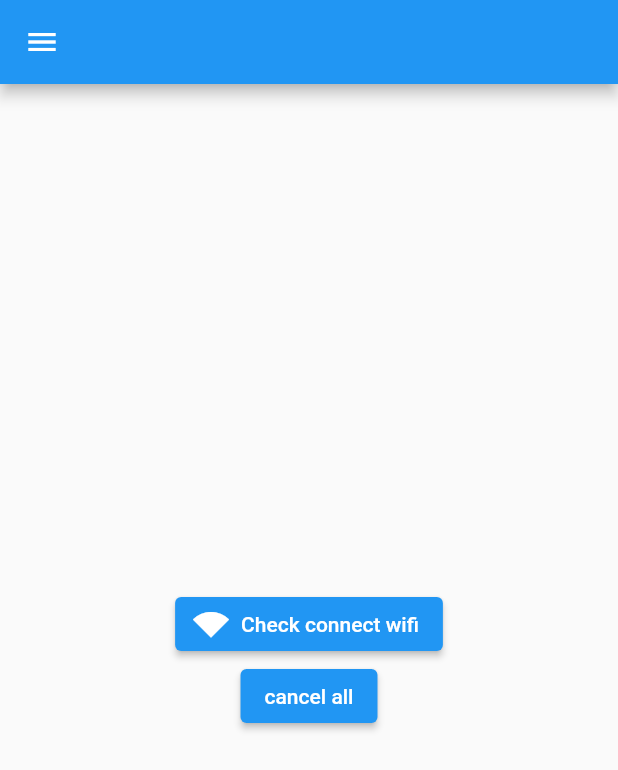
After one commit to PhatSankar/testLocation, a Flutter app: the InternetScreen screen opened by its route, after a tap on "Check connect wifi", on a phone screen of 412 x 824 dp. The commit adds this screen. Shown: the top 770 px of the screen. Run offline on Flutter 3.47's test engine with Material 2 defaults, Android fonts, the phone set to English and light mode, and no system bars; drawn by our look-alikes of overlay_support; our stand-ins replace bloc, camera, dio, equatable, flutter_bloc, geolocator and 4 more; missing offline and left inert: geocoder_buddy, workmanager; statements that could not run were skipped.

```diff
--- a/lib/route_generator.dart
+++ b/lib/route_generator.dart
@@ -9,6 +9,7 @@ import 'package:testlocation/screens/camerascreen/CameraScreen.dart';
 import 'package:testlocation/screens/downloadopenscreen/DownloadOpenScreen.dart';
 import 'package:testlocation/screens/firstscreen/FirsScreen.dart';
 import 'package:testlocation/screens/galeryscreen/GaleryScreen.dart';
+import 'package:testlocation/screens/internetscreen/InternetScreen.dart';
 import 'package:testlocation/screens/readwritefilescreen/ReadWriteFileScreen.dart';
 
 class routeGenerator {
@@ -50,6 +51,10 @@ class routeGenerator {
             child: DownloadOpenScreen(),
           );
         });
+      case '/internet-screen':
+        return MaterialPageRoute(builder: (context) {
+          return const InternetScreen();
+        });
       default:
         return _errorRoute();
     }
--- /dev/null
+++ b/lib/screens/internetscreen/InternetScreen.dart
@@ -0,0 +1,88 @@
+import 'dart:io';
+
+import 'package:dio/dio.dart';
+import 'package:flutter/material.dart';
+import 'package:internet_connection_checker/internet_connection_checker.dart';
+import 'package:open_filex/open_filex.dart';
+import 'package:testlocation/helpers/storageHelper.dart';
+import 'package:testlocation/widgets/Drawer.dart';
+import 'package:testlocation/widgets/PickButton.dart';
+import 'package:workmanager/workmanager.dart';
+
+const _url = "https://firebasestorage.googleapis.com/v0/b/comic-reader-7a6be.appspot.com/o/Books%2F4Nsz6TdR0GWiHHOXIpaI%2FChapters%2FChap%201?alt=media&token=a2cf323e-0a98-48f7-a533-fbd43e02d001";
+const _name = "testPDF.pdf";
+
+class InternetScreen extends StatelessWidget {
+  const InternetScreen({Key? key}) : super(key: key);
+
+  @override
+  Widget build(BuildContext context) {
+    return SafeArea(
+        child: Scaffold(
+          drawer: AppDrawer(),
+          appBar: AppBar(),
+          body: Container(
+            alignment: Alignment.center,
+            child: Column(
+              mainAxisAlignment: MainAxisAlignment.center,
+              crossAxisAlignment: CrossAxisAlignment.center,
+              children: [
+                PickButton(
+                    buttonTitle: "Check connect wifi",
+                    buttonIcon: Icons.signal_wifi_statusbar_4_bar_sharp,
+                    onPressedButton: () async {
+                      // var hasInternet = await InternetConnectionChecker().hasConnection;
+                      // if (hasInternet) {
+                      //   await openFile(url: _url, fileName: _name);
+                      // }
+                      // else
+                      // {
+                        await Workmanager().registerOneOffTask(
+                          "1",
+                          "no-internet",
+                          constraints: Constraints(networkType: NetworkType.connected),
+                          inputData: <String, dynamic> {
+                            'url': _url,
+                            'name': _name,
+                          },
+                        );
+                      // }
+                    }),
+                ElevatedButton(onPressed: () {
+                  Workmanager().cancelAll();
+                }, child: Text("cancel all"))
+              ],
+            ),
+          ),
+        ));
+  }
+
+  Future openFile({required String url, required String fileName}) async {
+    final file = await downloadFile(url: url, fileName: fileName);
+    if (file == null) return;
+    OpenFilex.open(file.path);
+  }
+
+  Future<File?> downloadFile({required String url, required String fileName}) async {
+    try{
+      final localStorage = Storage();
+      final file = await localStorage.getLocalFile(fileName);
+      final response = await Dio().get(
+          url,
+          options: Options(
+              responseType: ResponseType.bytes,
+              followRedirects: false,
+              receiveTimeout: 0
+          )
+      );
+      final raf = file.openSync(mode: FileMode.write);
+      raf.writeFromSync(response.data);
+      await raf.close();
+      return file;
+    }
+    catch(exeption){
+      print("downloadFile error: $exeption");
+      return null;
+    }
+  }
+}
--- a/lib/widgets/Drawer.dart
+++ b/lib/widgets/Drawer.dart
@@ -48,7 +48,13 @@ class AppDrawer extends StatelessWidget {
             onTap: () {
               Navigator.pushReplacementNamed(context, '/download-open-screen');
             },
-          )
+          ),
+          ListTile(
+            title: Text("Internet"),
+            onTap: () {
+              Navigator.pushReplacementNamed(context, '/internet-screen');
+            },
+          ),
         ],
       ),
     );
--- a/pubspec.yaml
+++ b/pubspec.yaml
@@ -45,10 +45,15 @@ dependencies:
   file_picker: ^5.2.2
   open_filex: ^4.3.1
 
+  internet_connection_checker: ^1.0.0+1
+  workmanager: ^0.5.1
+  overlay_support: ^2.1.0
+
 
   # The following adds the Cupertino Icons font to your application.
   # Use with the CupertinoIcons class for iOS style icons.
   cupertino_icons: ^1.0.2
+
 
 dev_dependencies:
   flutter_test:
```
Also changed, not shown: lib/helpers/storageHelper.dart (+11 -1 lines), lib/main.dart (+15 -4 lines), lib/services/backgroundService.dart (added, +54 -0 lines), pubspec.lock, 1 other file.
